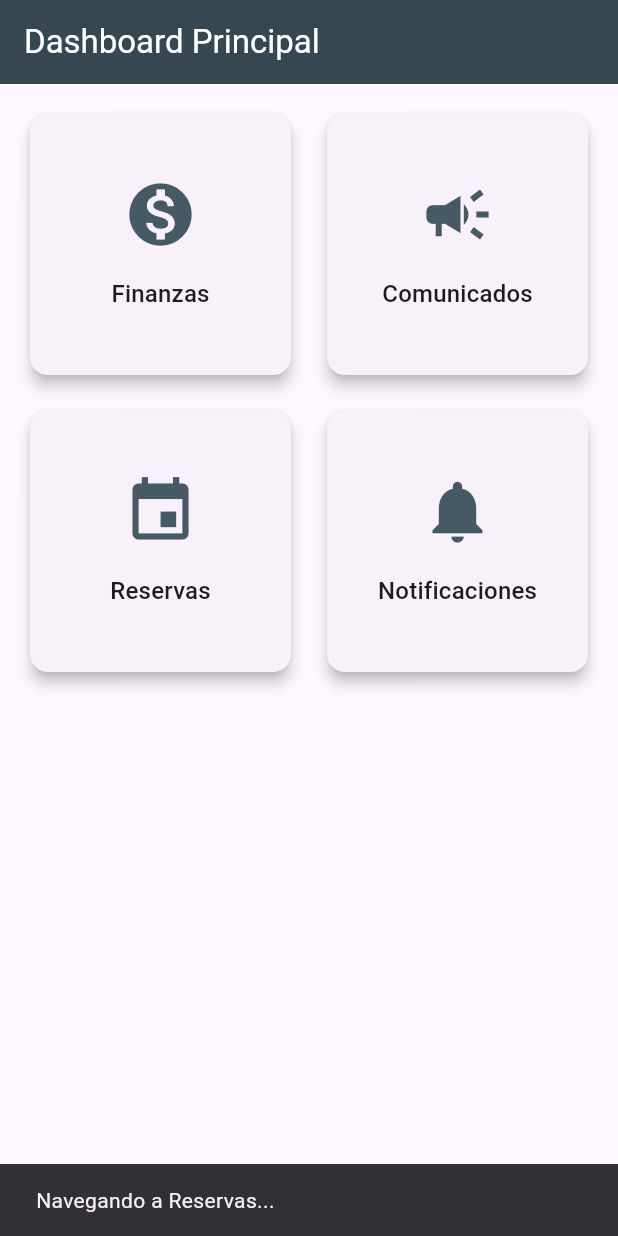
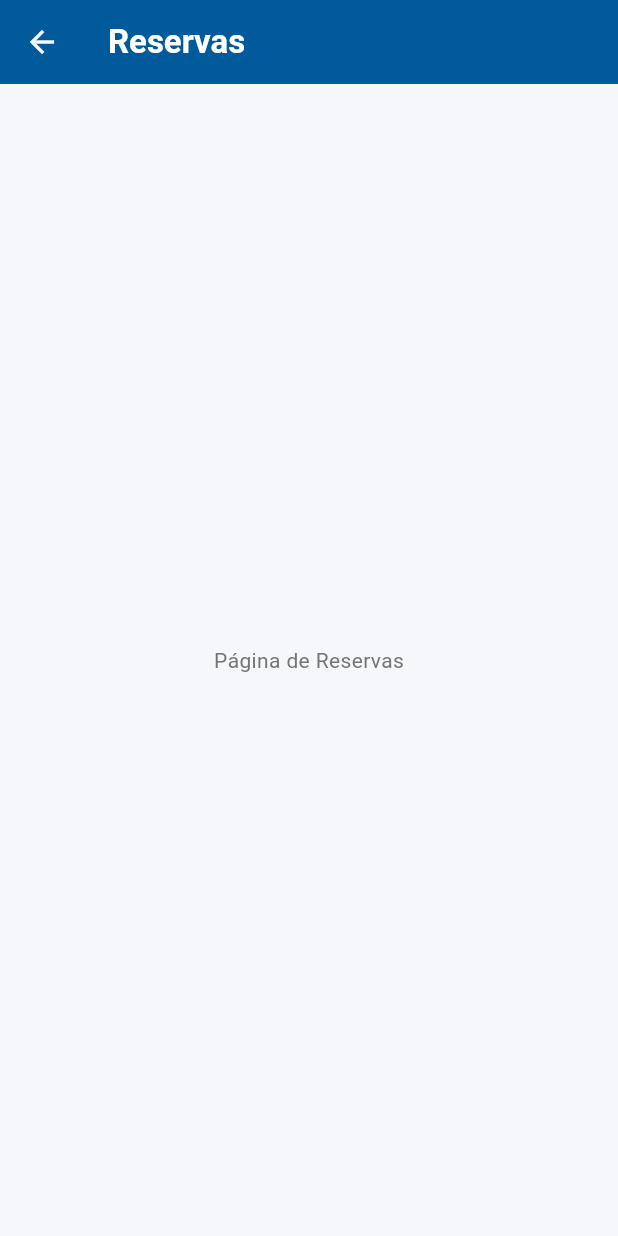
Before and after one commit to davidgarciacaballero0-dot/smart-condominious-si2, a Flutter app: the DashboardPage screen opened directly, after a tap on "Reservas", on a phone screen of 412 x 824 dp. Run offline on Flutter 3.47's test engine with Material 3 defaults, Android fonts, the phone set to English and light mode, and no system bars; our stand-ins replace table_calendar.

Commit message:
feat: Desarrolla módulo de reservas con calendario

```diff
--- /dev/null
+++ b/app/lib/app_theme.dart
@@ -0,0 +1 @@
+// TODO Implement this library.
--- /dev/null
+++ b/app/lib/communications_page.dart
@@ -0,0 +1 @@
+// TODO Implement this library.
--- a/app/lib/dashboard_page.dart
+++ b/app/lib/dashboard_page.dart
@@ -1,4 +1,15 @@
+// ignore_for_file: unused_import, duplicate_ignore
+
 import 'package:flutter/material.dart';
+
+// ignore: unused_import
+import 'package.flutter/material.dart';
+// Importa las páginas que creamos
+import 'finances_page.dart';
+// ignore: unused_import
+import 'reservations_page.dart';
+import 'communications_page.dart';
+import 'login_page.dart'; // <-- 1. IMPORTA LA PÁGINA DE LOGIN
 
 class DashboardPage extends StatelessWidget {
   const DashboardPage({super.key});
@@ -8,34 +19,71 @@ class DashboardPage extends StatelessWidget {
     return Scaffold(
       appBar: AppBar(
         title: const Text('Dashboard Principal'),
-        backgroundColor: Colors.blueGrey[800],
-        foregroundColor: Colors.white,
+        automaticallyImplyLeading: false,
+        // --- 2. AÑADIMOS LA SECCIÓN DE ACCIONES AQUÍ ---
+        actions: [
+          IconButton(
+            icon: const Icon(Icons.logout),
+            tooltip: 'Cerrar Sesión', // Mensaje que aparece al dejar presionado
+            onPressed: () {
+              // Lógica para cerrar sesión y volver a la pantalla de login
+              Navigator.pushAndRemoveUntil(
+                context,
+                MaterialPageRoute(builder: (context) => const LoginPage()),
+                (Route<dynamic> route) =>
+                    false, // Elimina todas las rutas anteriores
+              );
+            },
+          ),
+        ],
+        // -----------------------------------------
       ),
       body: GridView.count(
-        crossAxisCount: 2, // Muestra 2 columnas
+        crossAxisCount: 2,
         padding: const EdgeInsets.all(16.0),
         crossAxisSpacing: 16.0,
         mainAxisSpacing: 16.0,
-        children: const <Widget>[
-          // Tarjeta para la sección de Finanzas
+        children: <Widget>[
           DashboardCard(
             icon: Icons.monetization_on,
             title: 'Finanzas',
+            onTap: () {
+              Navigator.push(
+                  context,
+                  MaterialPageRoute(
+                      builder: (context) => const FinancesPage()));
+            },
           ),
-          // Tarjeta para la sección de Comunicados
           DashboardCard(
             icon: Icons.campaign,
             title: 'Comunicados',
+            onTap: () {
+              Navigator.push(
+                  context,
+                  MaterialPageRoute(
+                      builder: (context) => const CommunicationsPage()));
+            },
           ),
-          // Tarjeta para la sección de Reservas
           DashboardCard(
             icon: Icons.event,
             title: 'Reservas',
+            onTap: () {
+              Navigator.push(
+                  context,
+                  MaterialPageRoute(
+                      builder: (context) => const ReservationsPage()));
+            },
           ),
-          // Tarjeta para la sección de Notificaciones
           DashboardCard(
             icon: Icons.notifications,
             title: 'Notificaciones',
+            onTap: () {
+              ScaffoldMessenger.of(context).showSnackBar(
+                const SnackBar(
+                    content:
+                        Text('Sección de Notificaciones en construcción.')),
+              );
+            },
           ),
         ],
       ),
@@ -43,34 +91,70 @@ class DashboardPage extends StatelessWidget {
   }
 }
 
-// Widget reutilizable para las tarjetas del Dashboard
+class FinancesPage extends StatelessWidget {
+  const FinancesPage({super.key});
+
+  @override
+  Widget build(BuildContext context) {
+    return Scaffold(
+      appBar: AppBar(title: const Text('Finanzas')),
+      body: const Center(child: Text('Página de Finanzas')),
+    );
+  }
+}
+
+class ReservationsPage extends StatelessWidget {
+  const ReservationsPage({super.key});
+
+  @override
+  Widget build(BuildContext context) {
+    return Scaffold(
+      appBar: AppBar(title: const Text('Reservas')),
+      body: const Center(child: Text('Página de Reservas')),
+    );
+  }
+}
+
+class CommunicationsPage extends StatelessWidget {
+  const CommunicationsPage({super.key});
+
+  @override
+  Widget build(BuildContext context) {
+    return Scaffold(
+      appBar: AppBar(title: const Text('Comunicados')),
+      body: const Center(child: Text('Página de Comunicados')),
+    );
+  }
+}
+
+// Widget reutilizable para las tarjetas del Dashboard (Este no cambia)
 class DashboardCard extends StatelessWidget {
   const DashboardCard({
     super.key,
     required this.icon,
     required this.title,
+    required this.onTap,
   });
 
   final IconData icon;
   final String title;
+  final VoidCallback onTap;
 
   @override
   Widget build(BuildContext context) {
+    final colorScheme = Theme.of(context).colorScheme;
+    final textTheme = Theme.of(context).textTheme;
+
     return Card(
-      elevation: 4.0,
       child: InkWell(
-        onTap: () {
-          // Acción al tocar la tarjeta (por ahora solo muestra un mensaje)
-          ScaffoldMessenger.of(context).showSnackBar(
-            SnackBar(content: Text('Navegando a $title...')),
-          );
-        },
+        onTap: onTap,
+        borderRadius: BorderRadius.circular(12.0),
         child: Column(
           mainAxisAlignment: MainAxisAlignment.center,
           children: <Widget>[
-            Icon(icon, size: 50.0, color: Colors.blueGrey[700]),
+            Icon(icon, size: 50.0, color: colorScheme.primary),
             const SizedBox(height: 16.0),
-            Text(title, style: Theme.of(context).textTheme.titleMedium),
+            Text(title, style: textTheme.titleMedium),
           ],
         ),
       ),
--- /dev/null
+++ b/app/lib/finances_page.dart
@@ -0,0 +1 @@
+// TODO Implement this library.
--- /dev/null
+++ b/app/lib/models/reservation_model.dart
@@ -0,0 +1,37 @@
+import 'package:flutter/material.dart';
+
+// --- MODELO PARA UN ÁREA COMÚN ---
+class CommonArea {
+  final String id;
+  final String name;
+  final String description;
+  final String imageUrl;
+  final IconData icon;
+
+  const CommonArea({
+    required this.id,
+    required this.name,
+    required this.description,
+    required this.imageUrl,
+    required this.icon,
+  });
+}
+
+// --- MODELO PARA UNA RESERVA ---
+class Booking {
+  final String id;
+  final String commonAreaId;
+  final String userId;
+  final DateTime date;
+  final TimeOfDay startTime;
+  final TimeOfDay endTime;
+
+  const Booking({
+    required this.id,
+    required this.commonAreaId,
+    required this.userId,
+    required this.date,
+    required this.startTime,
+    required this.endTime,
+  });
+}
--- /dev/null
+++ b/app/lib/package.flutter/material.dart
@@ -0,0 +1 @@
+// TODO Implement this library.
--- /dev/null
+++ b/app/lib/reservations_page.dart
@@ -0,0 +1,143 @@
+import 'package:flutter/material.dart';
+import 'models/reservation_model.dart'; // <-- Única importación correcta del modelo
+import 'booking_page.dart';
+
+class ReservationsPage extends StatefulWidget {
+  const ReservationsPage({super.key});
+
+  @override
+  State<ReservationsPage> createState() => _ReservationsPageState();
+}
+
+class _ReservationsPageState extends State<ReservationsPage> {
+  final List<CommonArea> _commonAreas = [
+    const CommonArea(
+      id: '1',
+      name: 'Piscina',
+      description: 'Piscina semiolímpica con área para niños.',
+      imageUrl: 'https://images.unsplash.com/photo-1575429198348-12b23c9a4731',
+      icon: Icons.pool,
+    ),
+    const CommonArea(
+      id: '2',
+      name: 'Salón de Eventos',
+      description: 'Amplio salón para fiestas y reuniones.',
+      imageUrl: 'https://images.unsplash.com/photo-1511795409834-ef04bbd51725',
+      icon: Icons.celebration,
+    ),
+    const CommonArea(
+      id: '3',
+      name: 'Cancha de Tenis',
+      description: 'Cancha reglamentaria con iluminación nocturna.',
+      imageUrl: 'https://images.unsplash.com/photo-1554167341-79e49a15f336',
+      icon: Icons.sports_tennis,
+    ),
+    const CommonArea(
+      id: '4',
+      name: 'Gimnasio',
+      description: 'Equipado con máquinas de última generación.',
+      imageUrl: 'https://images.unsplash.com/photo-1534438327276-14e5300c3a48',
+      icon: Icons.fitness_center,
+    ),
+    const CommonArea(
+      id: '5',
+      name: 'Churrasquera',
+      description: 'Área social con parrilla y mesas al aire libre.',
+      imageUrl: 'https://images.unsplash.com/photo-1555939594-58d7cb561ad1',
+      icon: Icons.outdoor_grill,
+    ),
+    const CommonArea(
+      id: '6',
+      name: 'Cancha de Fútbol',
+      description: 'Cancha de césped sintético para fútbol 5.',
+      imageUrl: 'https://images.unsplash.com/photo-1551958214-2d5e23a3c686',
+      icon: Icons.sports_soccer,
+    ),
+  ];
+
+  @override
+  Widget build(BuildContext context) {
+    return Scaffold(
+      appBar: AppBar(
+        title: const Text('Reservar Áreas Comunes'),
+      ),
+      body: ListView.builder(
+        padding: const EdgeInsets.all(16.0),
+        itemCount: _commonAreas.length,
+        itemBuilder: (context, index) {
+          final area = _commonAreas[index];
+          return CommonAreaCard(commonArea: area);
+        },
+      ),
+    );
+  }
+}
+
+// ESTA LÍNEA SE ELIMINÓ --> class CommonArea {}
+
+class CommonAreaCard extends StatelessWidget {
+  final CommonArea commonArea;
+
+  const CommonAreaCard({super.key, required this.commonArea});
+
+  @override
+  Widget build(BuildContext context) {
+    final textTheme = Theme.of(context).textTheme;
+
+    return Card(
+      margin: const EdgeInsets.only(bottom: 16.0),
+      clipBehavior: Clip.antiAlias,
+      child: InkWell(
+        onTap: () {
+          Navigator.push(
+            context,
+            MaterialPageRoute(
+              builder: (context) => BookingPage(commonArea: commonArea),
+            ),
+          );
+        },
+        child: Column(
+          crossAxisAlignment: CrossAxisAlignment.stretch,
+          children: [
+            Image.network(
+              commonArea.imageUrl,
+              height: 150,
+              fit: BoxFit.cover,
+              loadingBuilder: (context, child, loadingProgress) {
+                if (loadingProgress == null) return child;
+                return const SizedBox(
+                  height: 150,
+                  child: Center(child: CircularProgressIndicator()),
+                );
+              },
+              errorBuilder: (context, error, stackTrace) {
+                return const SizedBox(
+                  height: 150,
+                  child: Icon(Icons.broken_image, size: 50, color: Colors.grey),
+                );
+              },
+            ),
+            Padding(
+              padding: const EdgeInsets.all(16.0),
+              child: Column(
+                crossAxisAlignment: CrossAxisAlignment.start,
+                children: [
+                  Text(
+                    commonArea.name,
+                    style: textTheme.titleMedium
+                        ?.copyWith(fontWeight: FontWeight.bold),
+                  ),
+                  const SizedBox(height: 8.0),
+                  Text(
+                    commonArea.description,
+                    style: textTheme.bodyMedium,
+                  ),
+                ],
+              ),
+            ),
+          ],
+        ),
+      ),
+    );
+  }
+}
--- /dev/null
+++ b/app/lib/theme.dart
@@ -0,0 +1,105 @@
+import 'package:flutter/material.dart';
+
+// Paleta de colores extraída de tus diseños.
+class AppColors {
+  static const Color primaryBlue =
+      Color(0xFF005A9C); // Azul principal de la barra y botones
+  static const Color accentGold = Color(0xFFEAA700); // Dorado del logo
+  static const Color lightGrey = Color(0xFFF5F7FA); // Fondo de la pantalla
+  static const Color darkText = Color(0xFF333333); // Texto principal oscuro
+  static const Color lightText = Color(0xFF757575); // Texto secundario gris
+}
+
+// Tema principal de la aplicación, configurado según tus diseños.
+final ThemeData appTheme = ThemeData(
+  // Esquema de colores global
+  colorScheme: ColorScheme.fromSeed(
+    seedColor: AppColors.primaryBlue,
+    primary: AppColors.primaryBlue,
+    secondary: AppColors.accentGold,
+    // ignore: deprecated_member_use
+    background: AppColors.lightGrey,
+    brightness: Brightness.light,
+  ),
+
+  // Color de fondo para la mayoría de las pantallas
+  scaffoldBackgroundColor: AppColors.lightGrey,
+
+  // Tema de la barra de aplicación (AppBar)
+  appBarTheme: const AppBarTheme(
+    backgroundColor: AppColors.primaryBlue,
+    elevation: 0, // Una apariencia más plana y moderna
+    titleTextStyle: TextStyle(
+      color: Colors.white,
+      fontSize: 22,
+      fontWeight: FontWeight.bold,
+    ),
+    iconTheme: IconThemeData(
+      color: Colors.white,
+    ),
+  ),
+
+  // Tema para los campos de texto
+  inputDecorationTheme: InputDecorationTheme(
+    filled: true,
+    fillColor: Colors.white,
+    contentPadding:
+        const EdgeInsets.symmetric(horizontal: 16.0, vertical: 12.0),
+    border: OutlineInputBorder(
+      borderRadius: BorderRadius.circular(8.0),
+      borderSide: BorderSide(color: Colors.grey.shade300),
+    ),
+    enabledBorder: OutlineInputBorder(
+      borderRadius: BorderRadius.circular(8.0),
+      borderSide: BorderSide(color: Colors.grey.shade300),
+    ),
+    focusedBorder: OutlineInputBorder(
+      borderRadius: BorderRadius.circular(8.0),
+      borderSide: const BorderSide(color: AppColors.primaryBlue, width: 2.0),
+    ),
+    labelStyle: const TextStyle(color: AppColors.lightText),
+  ),
+
+  // Tema para los botones
+  elevatedButtonTheme: ElevatedButtonThemeData(
+    style: ElevatedButton.styleFrom(
+      backgroundColor: AppColors.primaryBlue,
+      foregroundColor: Colors.white,
+      elevation: 2.0,
+      shape: RoundedRectangleBorder(
+        borderRadius: BorderRadius.circular(8.0),
+      ),
+      padding: const EdgeInsets.symmetric(vertical: 16.0, horizontal: 24.0),
+      textStyle: const TextStyle(
+        fontSize: 16,
+        fontWeight: FontWeight.bold,
+      ),
+    ),
+  ),
+
+  // Tema para las tarjetas
+  cardTheme: CardThemeData(
+    color: Colors.white,
+    elevation: 4.0,
+    // ignore: deprecated_member_use
+    shadowColor: Colors.black.withOpacity(0.1),
+    shape: RoundedRectangleBorder(
+      borderRadius: BorderRadius.circular(12.0),
+    ),
+    margin: const EdgeInsets.symmetric(vertical: 8.0),
+  ),
+
+  // Tema de la tipografía
+  textTheme: const TextTheme(
+    // Para títulos grandes como "INICIAR SESIÓN"
+    titleLarge: TextStyle(
+        color: AppColors.darkText, fontWeight: FontWeight.bold, fontSize: 22),
+    // Para el texto dentro de los botones o tarjetas
+    titleMedium: TextStyle(
+        color: AppColors.darkText, fontWeight: FontWeight.w600, fontSize: 18),
+    // Para el texto normal
+    bodyLarge: TextStyle(color: AppColors.darkText, fontSize: 16),
+    // Para texto secundario o etiquetas
+    bodyMedium: TextStyle(color: AppColors.lightText, fontSize: 14),
+  ),
+);
--- a/app/pubspec.yaml
+++ b/app/pubspec.yaml
@@ -35,6 +35,7 @@ dependencies:
   # The following adds the Cupertino Icons font to your application.
   # Use with the CupertinoIcons class for iOS style icons.
   cupertino_icons: ^1.0.8
+  table_calendar: ^3.2.0
 
 dev_dependencies:
   flutter_test:
@@ -45,7 +46,7 @@ dev_dependencies:
   # activated in the `analysis_options.yaml` file located at the root of your
   # package. See that file for information about deactivating specific lint
   # rules and activating additional ones.
-  flutter_lints: ^4.0.0
+  flutter_lints: ^6.0.0
 
 # For information on the generic Dart part of this file, see the
 # following page: https://dart.dev/tools/pub/pubspec
```
Also changed, not shown: app/lib/booking_page.dart (added, +97 -0 lines), app/lib/main.dart (+9 -6 lines), app/pubspec.lock, 2 other files.
